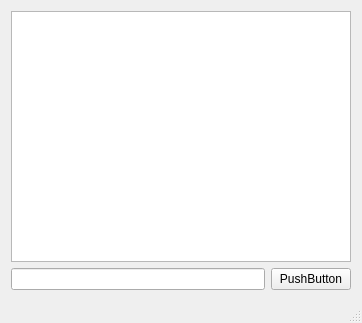
RedCuckoo/chochko-youdio-downloader, file chochko-youdio-downloader/UrlWindow.ui: the form before one commit.
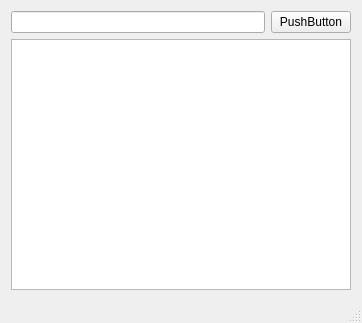
The form after the commit.

Commit message: New windows, which will have only url download

The edit to the form file:
```diff
--- a/chochko-youdio-downloader/UrlWindow.ui
+++ b/chochko-youdio-downloader/UrlWindow.ui
@@ -15,9 +15,6 @@
   </property>
   <widget class="QWidget" name="centralWidget">
    <layout class="QVBoxLayout" name="verticalLayout">
-    <item>
-     <widget class="QGraphicsView" name="graphicsView"/>
-    </item>
     <item>
      <layout class="QHBoxLayout" name="horizontalLayout">
       <item>
@@ -32,6 +29,13 @@
       </item>
      </layout>
     </item>
+    <item>
+     <widget class="QTextEdit" name="textEdit">
+      <property name="textInteractionFlags">
+       <set>Qt::NoTextInteraction</set>
+      </property>
+     </widget>
+    </item>
    </layout>
   </widget>
   <widget class="QStatusBar" name="statusBar"/>
```
The commit also changes 2 other files.
